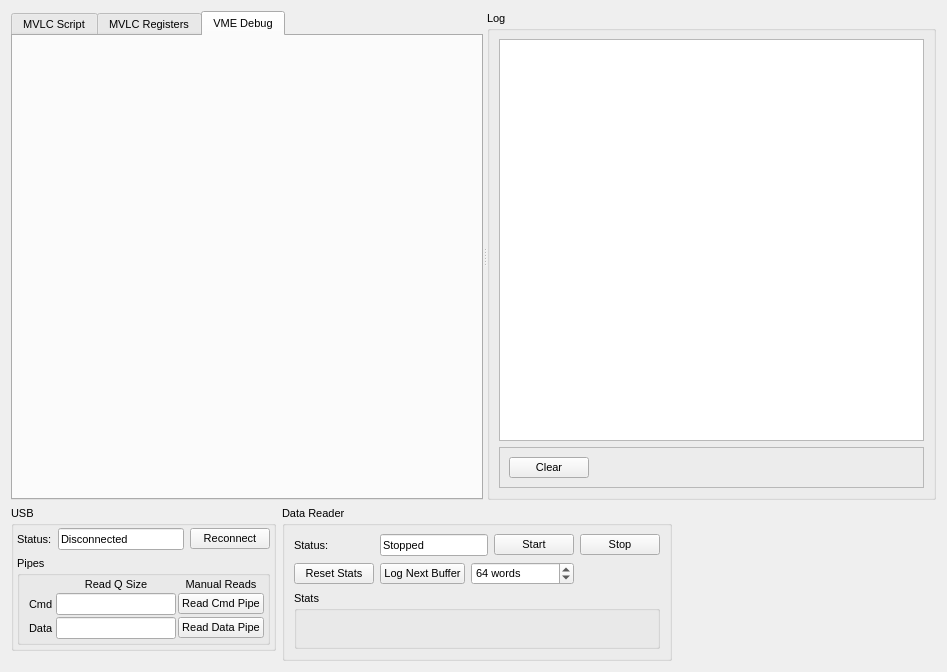
This is src/mvlc/mvlc_dev_ui.ui in flueke/mvme as Qt 5 draws it before an edit. The edited form follows.
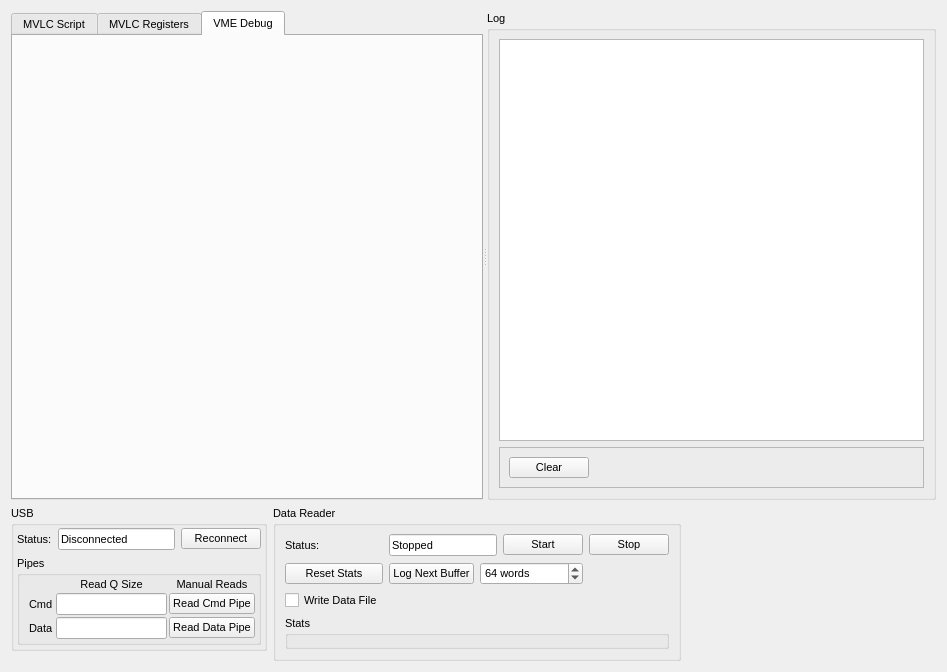
This is the edited form. The open tabs and pages were chosen to show the change.

Commit message: wip on mvlc dev gui

What changed in the file:
```diff
--- a/src/mvlc/mvlc_dev_ui.ui
+++ b/src/mvlc/mvlc_dev_ui.ui
@@ -335,7 +335,7 @@
           </property>
          </widget>
         </item>
-        <item row="2" column="0" colspan="5">
+        <item row="3" column="0" colspan="5">
          <widget class="QGroupBox" name="gb_readerStats">
           <property name="minimumSize">
            <size>
@@ -405,6 +405,13 @@
           </property>
          </widget>
         </item>
+        <item row="2" column="0">
+         <widget class="QCheckBox" name="cb_readerWriteFile">
+          <property name="text">
+           <string>Write Data File</string>
+          </property>
+         </widget>
+        </item>
        </layout>
       </widget>
      </item>
```
Left out of the diff: 3 changed lines with no effect on the pictures. The commit also changes 8 other files.
